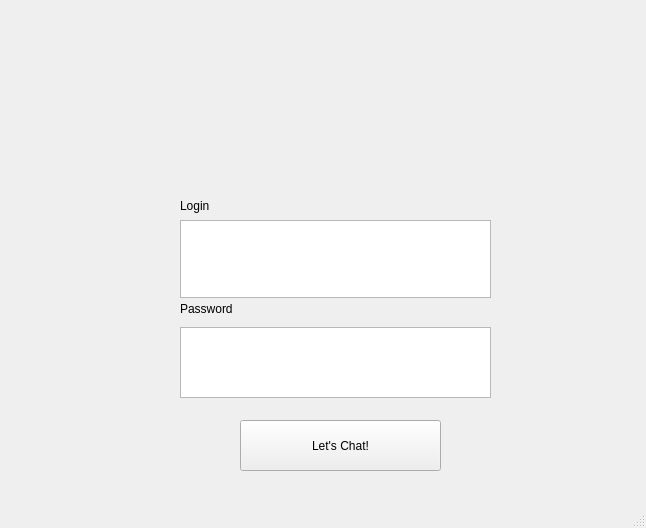
This is my_own_messenger/my_own_client/ui_forms/login_page.ui in Rassoliny/MyOwnMess as Qt 5 draws it before an edit. The edited form follows.
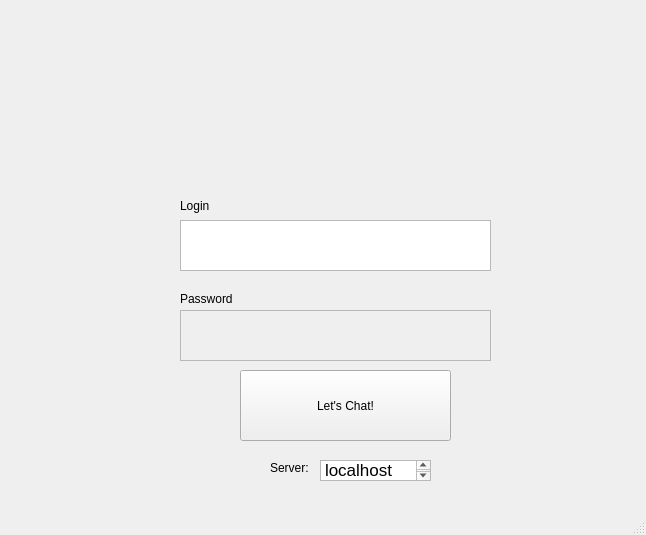
This is the edited form. Icons and pictures are not drawn.

Commit message: Product name is myownmessenger Version = 0.1 Entrypoints Change server from authwindow

The edit to the form file:
```diff
--- a/my_own_messenger/my_own_client/ui_forms/login_page.ui
+++ b/my_own_messenger/my_own_client/ui_forms/login_page.ui
@@ -7,7 +7,7 @@
     <x>0</x>
     <y>0</y>
     <width>646</width>
-    <height>528</height>
+    <height>535</height>
    </rect>
   </property>
   <property name="windowTitle">
@@ -31,12 +31,15 @@
     </property>
    </widget>
    <widget class="QPlainTextEdit" name="PasswordPlainTextEdit">
+    <property name="enabled">
+     <bool>false</bool>
+    </property>
     <property name="geometry">
      <rect>
       <x>180</x>
-      <y>327</y>
+      <y>310</y>
       <width>311</width>
-      <height>71</height>
+      <height>51</height>
      </rect>
     </property>
    </widget>
@@ -57,7 +60,7 @@
     <property name="geometry">
      <rect>
       <x>180</x>
-      <y>300</y>
+      <y>290</y>
       <width>68</width>
       <height>17</height>
      </rect>
@@ -70,9 +73,9 @@
     <property name="geometry">
      <rect>
       <x>240</x>
-      <y>420</y>
-      <width>201</width>
-      <height>51</height>
+      <y>370</y>
+      <width>211</width>
+      <height>71</height>
      </rect>
     </property>
     <property name="text">
@@ -85,10 +88,40 @@
       <x>180</x>
       <y>220</y>
       <width>311</width>
-      <height>78</height>
+      <height>51</height>
      </rect>
     </property>
    </widget>
+   <widget class="QTextEdit" name="textEditServerAddress">
+    <property name="geometry">
+     <rect>
+      <x>320</x>
+      <y>460</y>
+      <width>111</width>
+      <height>21</height>
+     </rect>
+    </property>
+    <property name="html">
+     <string>&lt;!DOCTYPE HTML PUBLIC &quot;-//W3C//DTD HTML 4.0//EN&quot; &quot;http://www.w3.org/TR/REC-html40/strict.dtd&quot;&gt;
+&lt;html&gt;&lt;head&gt;&lt;meta name=&quot;qrichtext&quot; content=&quot;1&quot; /&gt;&lt;style type=&quot;text/css&quot;&gt;
+p, li { white-space: pre-wrap; }
+&lt;/style&gt;&lt;/head&gt;&lt;body style=&quot; font-family:'.SF NS Text'; font-size:13pt; font-weight:400; font-style:normal;&quot;&gt;
+&lt;p style=&quot; margin-top:0px; margin-bottom:0px; margin-left:0px; margin-right:0px; -qt-block-indent:0; text-indent:0px;&quot;&gt;localhost&lt;/p&gt;&lt;/body&gt;&lt;/html&gt;</string>
+    </property>
+   </widget>
+   <widget class="QLabel" name="label_Address">
+    <property name="geometry">
+     <rect>
+      <x>270</x>
+      <y>460</y>
+      <width>51</width>
+      <height>16</height>
+     </rect>
+    </property>
+    <property name="text">
+     <string>Server:</string>
+    </property>
+   </widget>
   </widget>
   <widget class="QMenuBar" name="menubar">
    <property name="geometry">
```
Left out of the diff: 2 changed lines with no effect on the pictures. The commit also changes 15 other files.
